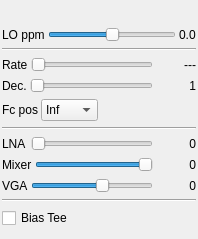
Before: the Qt Designer form plugins/samplesource/airspy/airspygui.ui in f4exb/sdrangel, drawn with Qt 5.
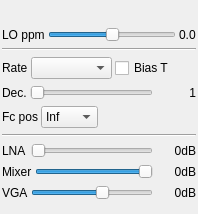
After: the same form once the commit is applied. Custom widgets are drawn as their Qt base class.

The edit to the form file:
```diff
--- a/plugins/samplesource/airspy/airspygui.ui
+++ b/plugins/samplesource/airspy/airspygui.ui
@@ -7,7 +7,7 @@
     <x>0</x>
     <y>0</y>
     <width>198</width>
-    <height>239</height>
+    <height>214</height>
    </rect>
   </property>
   <property name="sizePolicy">
@@ -148,25 +148,10 @@
      <property name="spacing">
       <number>3</number>
      </property>
-     <item row="0" column="1">
-      <widget class="QSlider" name="samplerate">
-       <property name="toolTip">
-        <string>Device Samplerate</string>
-       </property>
-       <property name="maximum">
-        <number>1</number>
-       </property>
-       <property name="pageStep">
-        <number>1</number>
-       </property>
-       <property name="value">
-        <number>0</number>
-       </property>
-       <property name="sliderPosition">
-        <number>0</number>
-       </property>
-       <property name="orientation">
-        <enum>Qt::Horizontal</enum>
+     <item row="0" column="2">
+      <widget class="QCheckBox" name="biasT">
+       <property name="text">
+        <string>Bias T</string>
        </property>
       </widget>
      </item>
@@ -183,19 +168,10 @@
        </property>
       </widget>
      </item>
-     <item row="0" column="2">
-      <widget class="QLabel" name="samplerateText">
-       <property name="minimumSize">
-        <size>
-         <width>40</width>
-         <height>0</height>
-        </size>
-       </property>
-       <property name="text">
-        <string>---</string>
-       </property>
-       <property name="alignment">
-        <set>Qt::AlignRight|Qt::AlignTrailing|Qt::AlignVCenter</set>
+     <item row="0" column="1">
+      <widget class="QComboBox" name="sampleRate">
+       <property name="toolTip">
+        <string>Device sample rate</string>
        </property>
       </widget>
      </item>
@@ -346,7 +322,7 @@
         </size>
        </property>
        <property name="text">
-        <string>0</string>
+        <string>0dB</string>
        </property>
        <property name="alignment">
         <set>Qt::AlignRight|Qt::AlignTrailing|Qt::AlignVCenter</set>
@@ -391,7 +367,7 @@
         </size>
        </property>
        <property name="text">
-        <string>0</string>
+        <string>0dB</string>
        </property>
        <property name="alignment">
         <set>Qt::AlignRight|Qt::AlignTrailing|Qt::AlignVCenter</set>
@@ -450,7 +426,7 @@
         </size>
        </property>
        <property name="text">
-        <string>0</string>
+        <string>0dB</string>
        </property>
        <property name="alignment">
         <set>Qt::AlignRight|Qt::AlignTrailing|Qt::AlignVCenter</set>
@@ -459,37 +435,6 @@
      </item>
     </layout>
    </item>
-   <item>
-    <widget class="Line" name="line_vga2">
-     <property name="orientation">
-      <enum>Qt::Horizontal</enum>
-     </property>
-    </widget>
-   </item>
-   <item>
-    <layout class="QGridLayout" name="gridLayout_biasT">
-     <item row="0" column="0">
-      <widget class="QCheckBox" name="biasT">
-       <property name="text">
-        <string>Bias Tee</string>
-       </property>
-      </widget>
-     </item>
-     <item row="0" column="1">
-      <spacer name="biasTSpacer">
-       <property name="orientation">
-        <enum>Qt::Horizontal</enum>
-       </property>
-       <property name="sizeHint" stdset="0">
-        <size>
-         <width>40</width>
-         <height>20</height>
-        </size>
-       </property>
-      </spacer>
-     </item>
-    </layout>
-   </item>
   </layout>
  </widget>
  <customwidgets>
```
Left out of the diff: 8 changed lines with no effect on the pictures.
